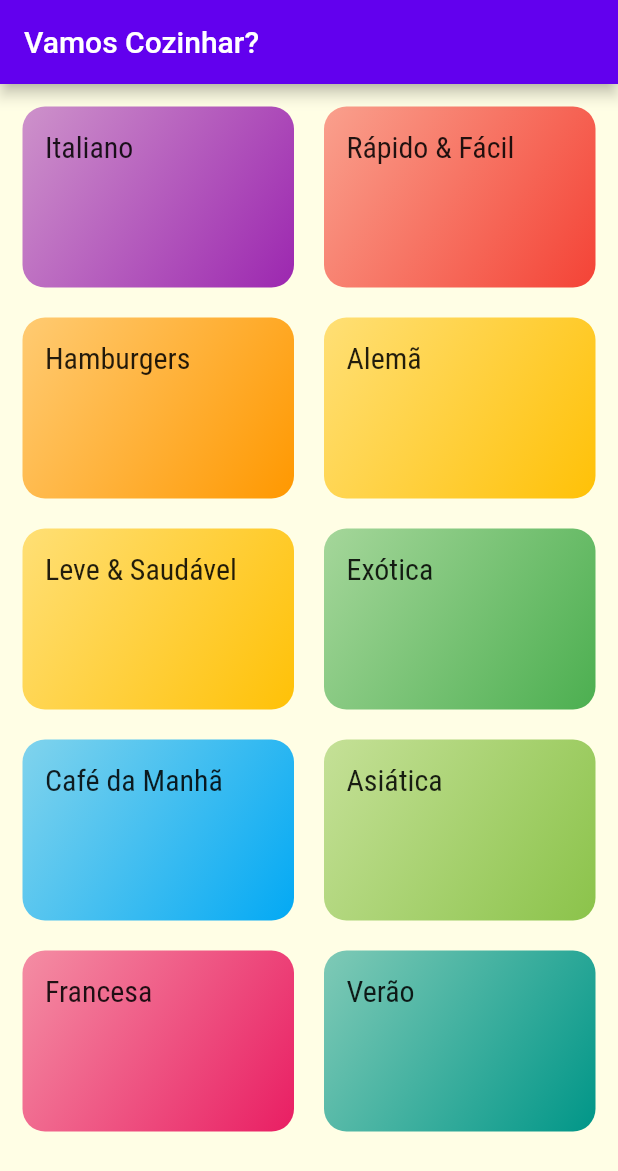
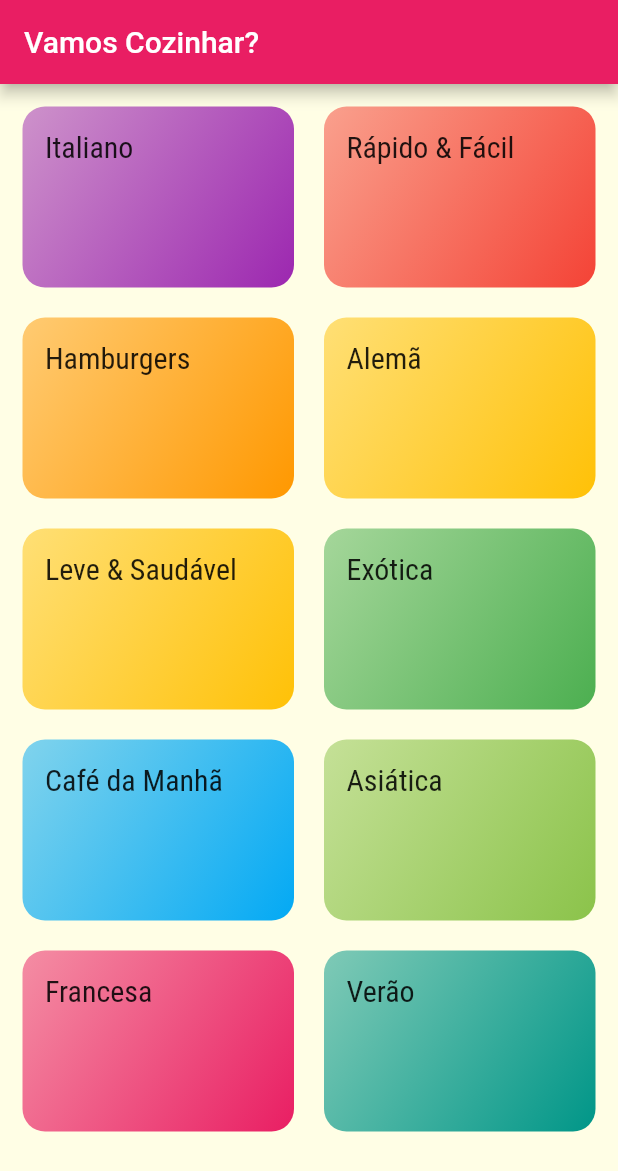
Before and after one commit to teilorbarcelos/flutter-foods, a Flutter app: the screen it shows after launch, on a phone screen of 412 x 824 dp. Shown: the top 1171 px of the screen. Run offline on Flutter 3.47's test engine with Material 2 defaults, Android fonts, the phone set to English and light mode, and no system bars.

Commit message:
app bar color pink set

```diff
--- a/lib/main.dart
+++ b/lib/main.dart
@@ -19,6 +19,9 @@ class MyApp extends StatelessWidget {
                 fontFamily: 'RobotoCondensed',
               ),
             ),
+        appBarTheme: const AppBarTheme(
+          backgroundColor: Colors.pink,
+        ),
       ),
       home: CategoriesScreen(),
     );
```
